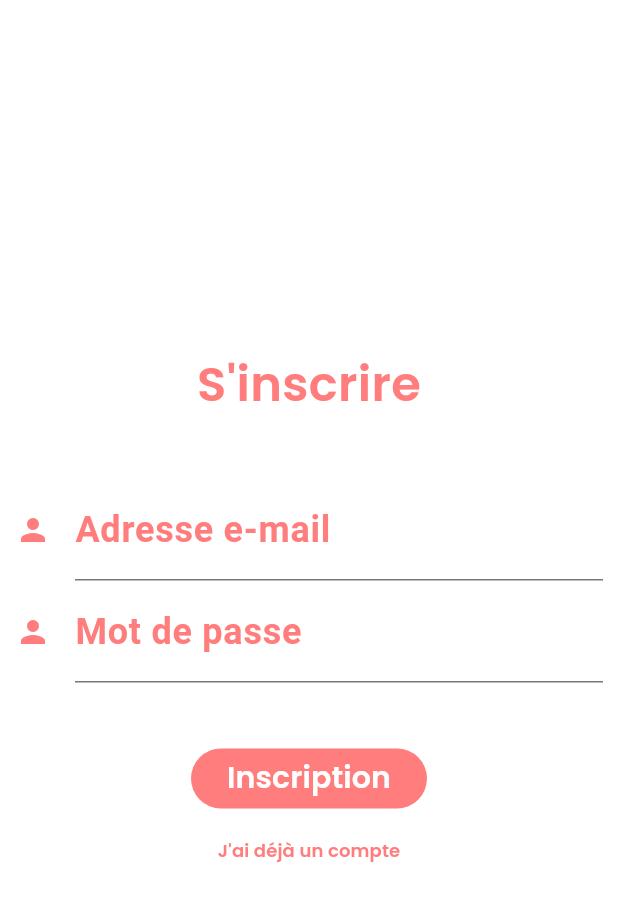
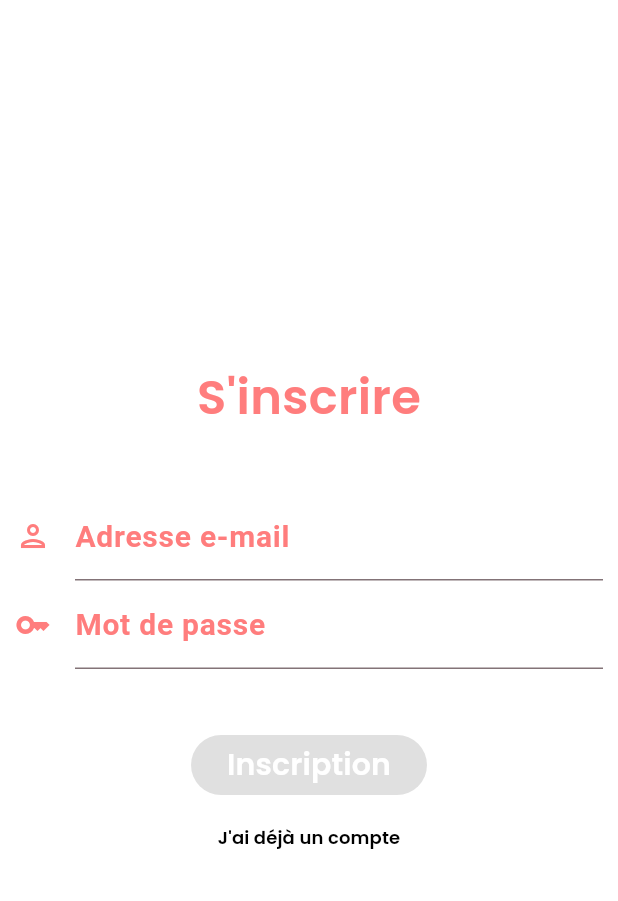
Before and after one commit to ThomasSEGALEN/flutter_journey_diary, a Flutter app: the RegisterPage screen opened directly, on a phone screen of 412 x 824 dp. Shown: the top 901 px of the screen. Run offline on Flutter 3.47's test engine with Material 2 defaults, Android fonts, the phone set to English and light mode, and no system bars; our stand-ins replace cloud_firestore, dio, firebase_auth, firebase_core, firebase_database, firebase_storage and 4 more; accounts and stored records are empty; network calls fail.

Commit message:
Style login and register views

```diff
--- a/lib/ui/screens/register_page.dart
+++ b/lib/ui/screens/register_page.dart
@@ -69,20 +69,19 @@ class _RegisterPageState extends State<RegisterPage> {
                                   value == null || value.isEmpty
                                       ? 'Le champ doit être renseigné'
                                       : null,
-                              cursorColor:
-                                  const Color(JourneyColor.vomitOrange),
+                              showCursor: false,
                               style: const TextStyle(
-                                color: Color(JourneyColor.vomitOrange),
-                                fontSize: JourneyFont.m,
+                                color: Color(JourneyColor.black),
+                                fontSize: JourneyFont.sm,
                                 decorationThickness: 0,
                               ),
                               decoration: const InputDecoration(
-                                icon: Icon(Icons.person),
+                                icon: Icon(Icons.person_outlined),
                                 iconColor: Color(JourneyColor.vomitOrange),
                                 labelText: 'Adresse e-mail',
                                 labelStyle: TextStyle(
                                   color: Color(JourneyColor.vomitOrange),
-                                  fontSize: JourneyFont.l,
+                                  fontSize: JourneyFont.m,
                                   fontWeight: FontWeight.w600,
                                   decorationThickness: 0,
                                 ),
@@ -100,20 +99,19 @@ class _RegisterPageState extends State<RegisterPage> {
                                   value == null || value.isEmpty
                                       ? 'Le champ doit être renseigné'
                                       : null,
-                              cursorColor:
-                                  const Color(JourneyColor.vomitOrange),
+                              showCursor: false,
                               style: const TextStyle(
-                                color: Color(JourneyColor.vomitOrange),
-                                fontSize: JourneyFont.m,
+                                color: Color(JourneyColor.black),
+                                fontSize: JourneyFont.sm,
                                 decorationThickness: 0,
                               ),
                               decoration: const InputDecoration(
-                                icon: Icon(Icons.person),
+                                icon: Icon(Icons.key_outlined),
                                 iconColor: Color(JourneyColor.vomitOrange),
                                 labelText: 'Mot de passe',
                                 labelStyle: TextStyle(
                                   color: Color(JourneyColor.vomitOrange),
-                                  fontSize: JourneyFont.l,
+                                  fontSize: JourneyFont.m,
                                   fontWeight: FontWeight.w600,
                                   decorationThickness: 0,
                                 ),
@@ -178,23 +176,18 @@ class _RegisterPageState extends State<RegisterPage> {
                                   }
                                 }
                               : null,
-                          style: ButtonStyle(
-                            backgroundColor: MaterialStateProperty.resolveWith(
-                              (states) {
-                                if (states.contains(MaterialState.pressed)) {
-                                  return const Color(JourneyColor.white);
-                                }
-
-                                return const Color(JourneyColor.vomitOrange);
-                              },
-                            ),
+                          style: ElevatedButton.styleFrom(
+                            backgroundColor:
+                                const Color(JourneyColor.vomitOrange),
+                            disabledBackgroundColor: Colors.black12,
                           ),
                           child: Text(
                             'Inscription',
                             style: GoogleFonts.poppins(
-                                fontWeight: FontWeight.w600,
-                                fontSize: JourneyFont.m,
-                                color: const Color(JourneyColor.white)),
+                              fontWeight: FontWeight.w600,
+                              fontSize: JourneyFont.m,
+                              color: const Color(JourneyColor.white),
+                            ),
                           ),
                         ),
                       ),
@@ -204,12 +197,17 @@ class _RegisterPageState extends State<RegisterPage> {
                             builder: (context) => const LoginPage(),
                           ),
                         ),
+                        style: ButtonStyle(
+                          overlayColor: MaterialStateProperty.resolveWith(
+                            (states) => Colors.transparent,
+                          ),
+                        ),
                         child: Text(
                           "J'ai déjà un compte",
                           style: GoogleFonts.poppins(
                             fontWeight: FontWeight.w600,
                             fontSize: JourneyFont.xs,
-                            color: const Color(JourneyColor.vomitOrange),
+                            color: const Color(JourneyColor.black),
                           ),
                         ),
                       ),
```
Also changed, not shown: lib/main.dart (+9 -5 lines), lib/ui/screens/home_page.dart (+5 -4 lines), lib/ui/screens/login_page.dart (+47 -52 lines), lib/ui/screens/place_creation_page.dart (+11 -9 lines).
